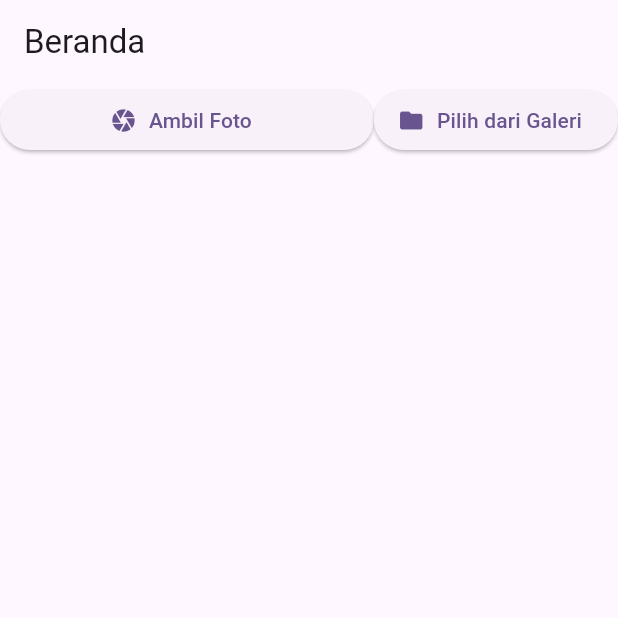
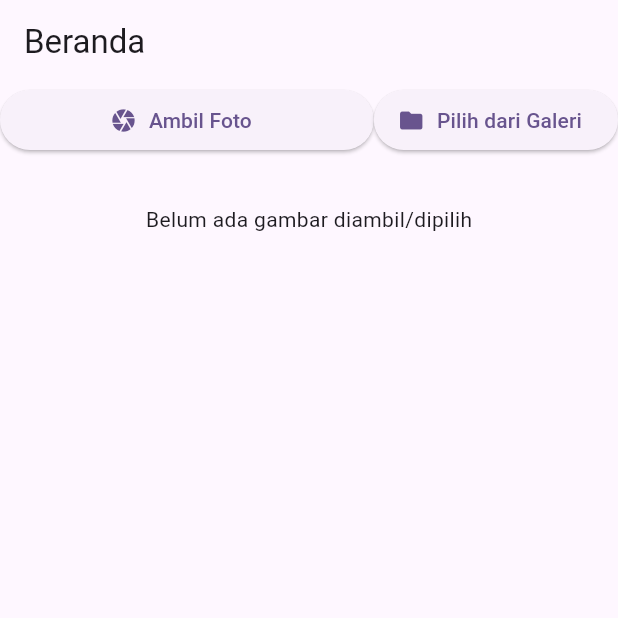
Before and after one commit to RezaAzharii/CameraFile_0011, a Flutter app: the screen it shows after launch, on a phone screen of 412 x 824 dp, the top half of it. Run offline on Flutter 3.47's test engine with Material 3 defaults, Android fonts, the phone set to English and light mode, and no system bars; our stand-ins replace bloc, camera, flutter_bloc, image_picker, permission_handler.

Commit message:
menambahkan tampilan preview gambar, path file, dan button hapus

```diff
--- a/lib/home_page.dart
+++ b/lib/home_page.dart
@@ -48,6 +48,42 @@ class HomePage extends StatelessWidget {
                     ),
                   ],
                 ),
+                const SizedBox(height: 20),
+                BlocBuilder<CameraBloc, CameraState>(
+                  builder: (context, state) {
+                    final imageFile =
+                        state is CameraReady ? state.imageFile : null;
+
+                    return imageFile != null
+                        ? Expanded(
+                          child: Column(
+                            children: [
+                              Expanded(
+                                child: Padding(
+                                  padding: const EdgeInsets.all(8.0),
+                                  child: Image.file(
+                                    imageFile,
+                                    width: double.infinity,
+                                  ),
+                                ),
+                              ),
+                              Text('Gambar disimpan di: ${imageFile.path}'),
+                              ElevatedButton.icon(
+                                icon: const Icon(Icons.delete),
+                                label: const Text('Hapus Gambar'),
+                                onPressed: () => context
+                                      .read<CameraBloc>()
+                                      .add(DeleteImage())
+                              )
+                            ],
+                          ),
+                        )
+                        : const Padding(
+                          padding: EdgeInsets.all(12.0),
+                          child: Text('Belum ada gambar diambil/dipilih'),
+                        );
+                  },
+                ),
               ],
             );
           },
```
